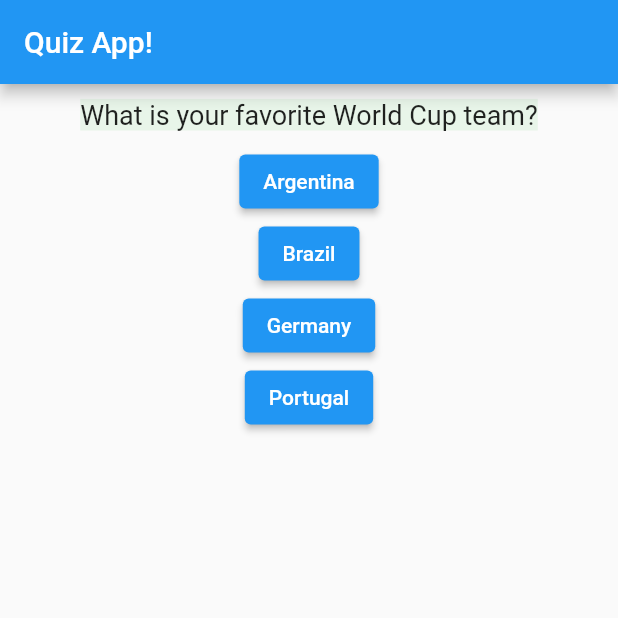
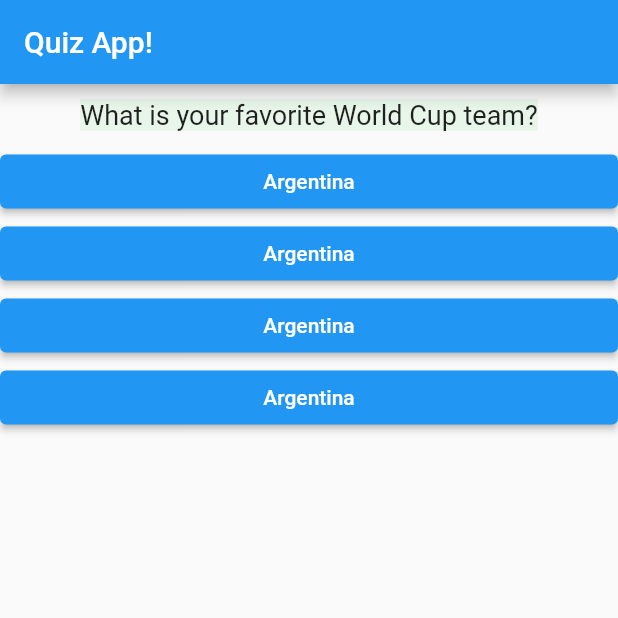
Before and after one commit to alex-pythonista/Flutter-Hello-World-App, a Flutter app: the screen it shows after launch, on a phone screen of 412 x 824 dp, the top half of it. Run offline on Flutter 3.47's test engine with Material 2 defaults, Android fonts, the phone set to English and light mode, and no system bars.

Commit message:
answers widget

```diff
--- /dev/null
+++ b/lib/answers.dart
@@ -0,0 +1,18 @@
+import 'package:flutter/material.dart';
+
+class Answer extends StatelessWidget {
+  final VoidCallback selectHandler;
+
+  Answer(this.selectHandler);
+
+  @override
+  Widget build(BuildContext context) {
+    return Container(
+      width: double.infinity,
+      child: ElevatedButton(
+        onPressed: selectHandler,
+        child: Text("Argentina"),
+      ),
+    );
+  }
+}
--- a/lib/main.dart
+++ b/lib/main.dart
@@ -1,6 +1,7 @@
 import 'package:flutter/material.dart';
 
 import './questions.dart';
+import './answers.dart';
 // void main() {
 //   runApp(HelloApp());
 // }
@@ -22,6 +23,7 @@ class _HelloAppState extends State<HelloApp> {
       _questionIndex++;
     });
 
+    // ignore: avoid_print
     print(_questionIndex);
     // print("Option Clicked!");
   }
@@ -36,27 +38,15 @@ class _HelloAppState extends State<HelloApp> {
     return MaterialApp(
       home: Scaffold(
         appBar: AppBar(
-          title: Text("Quiz App!"),
+          title: const Text("Quiz App!"),
         ),
         body: Column(
           children: [
             Question(questions[_questionIndex]),
-            ElevatedButton(
-              onPressed: _answerQuestion,
-              child: Text("Argentina"),
-            ),
-            ElevatedButton(
-              onPressed: _answerQuestion,
-              child: Text("Brazil"),
-            ),
-            ElevatedButton(
-              onPressed: _answerQuestion,
-              child: Text("Germany"),
-            ),
-            ElevatedButton(
-              onPressed: _answerQuestion,
-              child: Text("Portugal"),
-            ),
+            Answer(_answerQuestion),
+            Answer(_answerQuestion),
+            Answer(_answerQuestion),
+            Answer(_answerQuestion),
           ],
         ),
       ),
```
